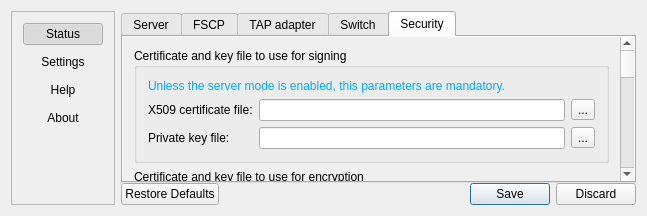
Above: src/Freelan_gui.ui from freelan-developers/freelan-gui before the change. Below: the same form after it.
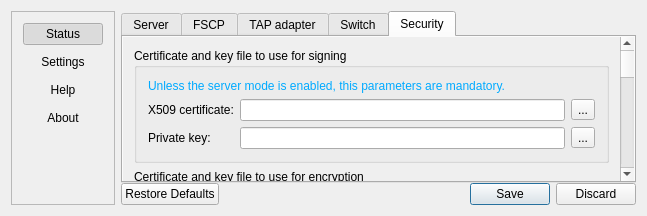
That is the form after the change. The open tabs and pages were chosen to show the change.

Commit message: security page continued

What changed in the file:
```diff
--- a/src/Freelan_gui.ui
+++ b/src/Freelan_gui.ui
@@ -1831,8 +1831,8 @@
                <property name="geometry">
                 <rect>
                  <x>0</x>
-                 <y>0</y>
-                 <width>1155</width>
+                 <y>-139</y>
+                 <width>1069</width>
                  <height>751</height>
                 </rect>
                </property>
@@ -1862,7 +1862,7 @@
                    <item row="1" column="0">
                     <widget class="QLabel" name="label_54">
                      <property name="text">
-                      <string>X509 certificate file:</string>
+                      <string>X509 certificate:</string>
                      </property>
                     </widget>
                    </item>
@@ -1879,7 +1879,7 @@
                    <item row="2" column="0">
                     <widget class="QLabel" name="label_56">
                      <property name="text">
-                      <string>Private key file:</string>
+                      <string>Private key:</string>
                      </property>
                     </widget>
                    </item>
```
Left out of the diff: 48 changed lines with no effect on the pictures. The commit also changes 2 other files.
